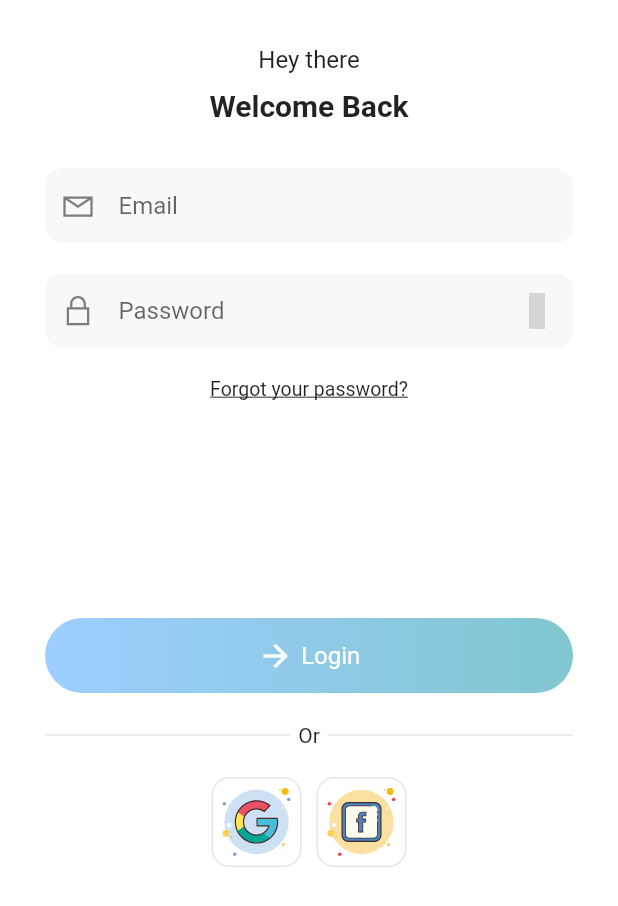
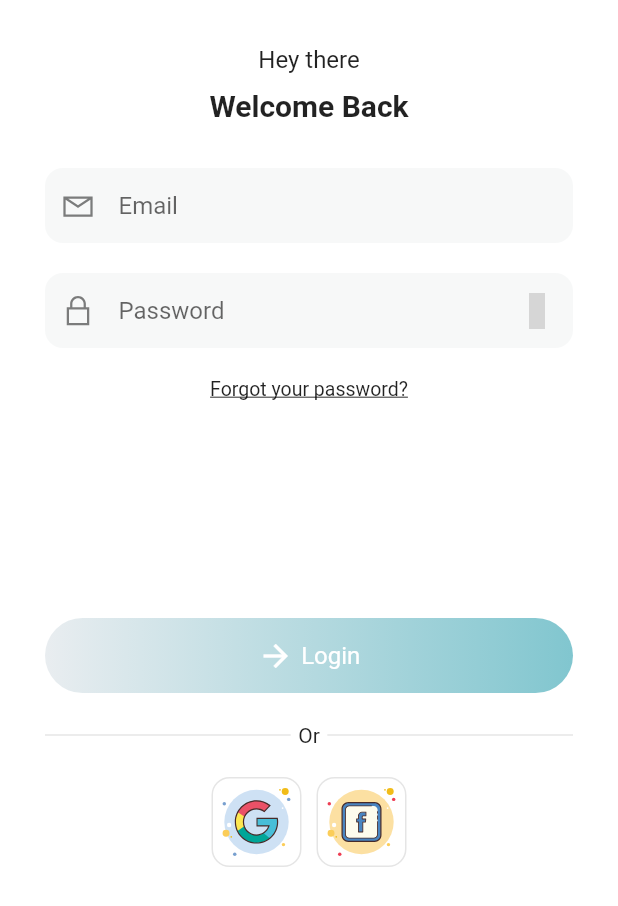
Before and after one commit to trongngo148/flutter_provider, a Flutter app: the screen it shows after launch, on a phone screen of 412 x 824 dp. Shown: the top 906 px of the screen. Run offline on Flutter 3.47's test engine with Material 2 defaults, Android fonts, the phone set to English and light mode, and no system bars; our stand-ins replace firebase_auth, firebase_core, flutter_svg, get, google_fonts, google_sign_in and 1 more; accounts and stored records are empty; Roboto replaces fonts that are missing (Abel); grey boxes are pictures that could not be loaded.

Commit message:
Add switch theme

```diff
--- a/lib/constants/styles.dart
+++ b/lib/constants/styles.dart
@@ -5,11 +5,22 @@ class Styles {
 }
 
 class _Color {
-  final primary = const Color.fromRGBO(129, 198, 207, 1);
-  final secondary = Color(0xFF9DCEFF);
+  final primaryLight = const Color.fromRGBO(129, 198, 207, 1);
+  final primaryDark = const Color.fromRGBO(129, 198, 207, 1);
+  final secondaryLight = Color.fromARGB(255, 233, 237, 240);
+  final secondaryDark = Color.fromARGB(255, 73, 73, 73);
   final thirdColor = Color(0xFFC58BF2);
   final fourthColor = Color(0xFFEEA4CE);
-  final bgTextField = Color(0xFFF7F8F8);
+  final bgTextFieldLight = Color(0xFFF7F8F8);
+  final bgTextFieldDark = Color(0xFFF7F8F8);
+  final iconColorLight = Color.fromARGB(255, 50, 53, 53);
+  final iconColorDark = Color.fromARGB(255, 225, 235, 235);
+  final textColorLight = Color.fromARGB(255, 50, 53, 53);
+  final textColorDark = Color.fromARGB(255, 225, 235, 235);
+  final toggleBtnActiveColorLight = Colors.black;
+  final toggleBtnTrackerColorLight = Colors.grey;
+  final toggleBtnActiveColorDark = Colors.grey;
+  final toggleBtnTrackerColorDark = Colors.black;
 
   final facebookColor = Color(0xFF3b5998);
   final googleColor = Color(0xFFDB4437);
--- a/lib/root_app/screens/root_app.dart
+++ b/lib/root_app/screens/root_app.dart
@@ -18,7 +18,7 @@ class _RootAppState extends State<RootApp> {
   @override
   void initState() {
     super.initState();
-    pageIndex = 0;
+    pageIndex = 3;
   }
 
   @override
@@ -53,7 +53,7 @@ class _RootAppState extends State<RootApp> {
       height: 80,
       width: double.infinity,
       decoration: BoxDecoration(
-        color: Colors.white,
+        color: Theme.of(context).scaffoldBackgroundColor,
         border: Border(top: BorderSide(width: 1, color: Colors.black.withOpacity(0.06))),
       ),
       child: Padding(
@@ -72,7 +72,7 @@ class _RootAppState extends State<RootApp> {
                   Icon(
                     items[index],
                     size: 28,
-                    color: pageIndex == index ? Styles.colors.thirdColor : Colors.black,
+                    color: pageIndex == index ? Styles.colors.thirdColor : Theme.of(context).iconTheme.color,
                   ),
                   SizedBox(
                     height: 5,
--- a/lib/sign_in/screens/sign_in_screen.dart
+++ b/lib/sign_in/screens/sign_in_screen.dart
@@ -72,7 +72,7 @@ class _SignInScreenState extends State<SignInScreen> {
                   Container(
                     height: 50,
                     width: double.infinity,
-                    decoration: BoxDecoration(color: Styles.colors.bgTextField, borderRadius: BorderRadius.circular(12)),
+                    decoration: BoxDecoration(color: Styles.colors.bgTextFieldLight, borderRadius: BorderRadius.circular(12)),
                     child: Padding(
                       padding: const EdgeInsets.only(left: 10, right: 10),
                       child: Row(
@@ -96,7 +96,7 @@ class _SignInScreenState extends State<SignInScreen> {
                   Container(
                     height: 50,
                     width: double.infinity,
-                    decoration: BoxDecoration(color: Styles.colors.bgTextField, borderRadius: BorderRadius.circular(12)),
+                    decoration: BoxDecoration(color: Styles.colors.bgTextFieldLight, borderRadius: BorderRadius.circular(12)),
                     child: Padding(
                       padding: const EdgeInsets.only(left: 10),
                       child: Row(
@@ -143,7 +143,7 @@ class _SignInScreenState extends State<SignInScreen> {
                         height: 50,
                         width: double.infinity,
                         decoration: BoxDecoration(
-                            gradient: LinearGradient(colors: [Styles.colors.secondary, Styles.colors.primary]),
+                            gradient: LinearGradient(colors: [Styles.colors.secondaryLight, Styles.colors.primaryLight]),
                             borderRadius: BorderRadius.circular(30)),
                         child: Row(
                           mainAxisAlignment: MainAxisAlignment.center,
--- a/lib/sign_up/screens/sign_up_screen.dart
+++ b/lib/sign_up/screens/sign_up_screen.dart
@@ -14,7 +14,7 @@ class _SignUpScreenState extends State<SignUpScreen> {
   Widget build(BuildContext context) {
     return Scaffold(
         appBar: AppBar(
-          title: Text(" ${Get?.arguments}"),
+          title: Text(" ${Get.arguments}"),
         ),
         body: Center(
           child: Column(
--- a/pubspec.yaml
+++ b/pubspec.yaml
@@ -39,6 +39,7 @@ dependencies:
   firebase_auth: ^3.3.11
   google_sign_in: ^5.2.4
   provider: ^6.0.2
+  google_fonts: ^2.3.1
 
 dev_dependencies:
   flutter_test:
```
Also changed, not shown: lib/config/theme.dart (added, +43 -0 lines), lib/home/screens/home_screen.dart (+6 -3 lines), lib/main.dart (+12 -4 lines), lib/profile/screens/profile.dart (+70 -13 lines), pubspec.lock.
